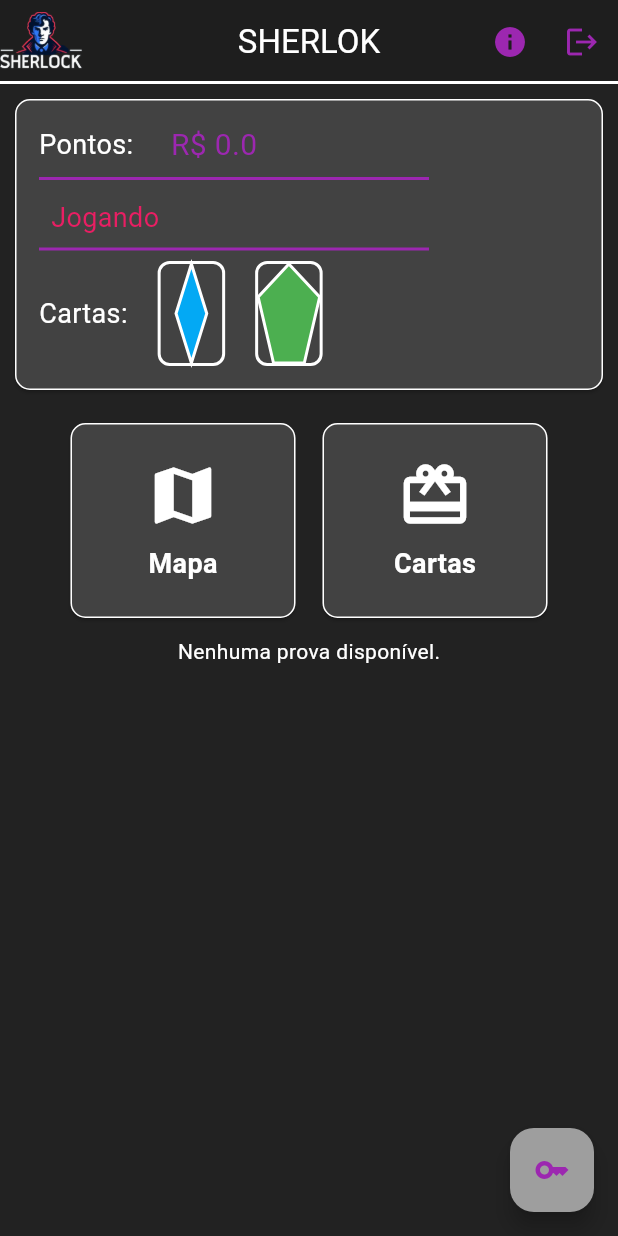
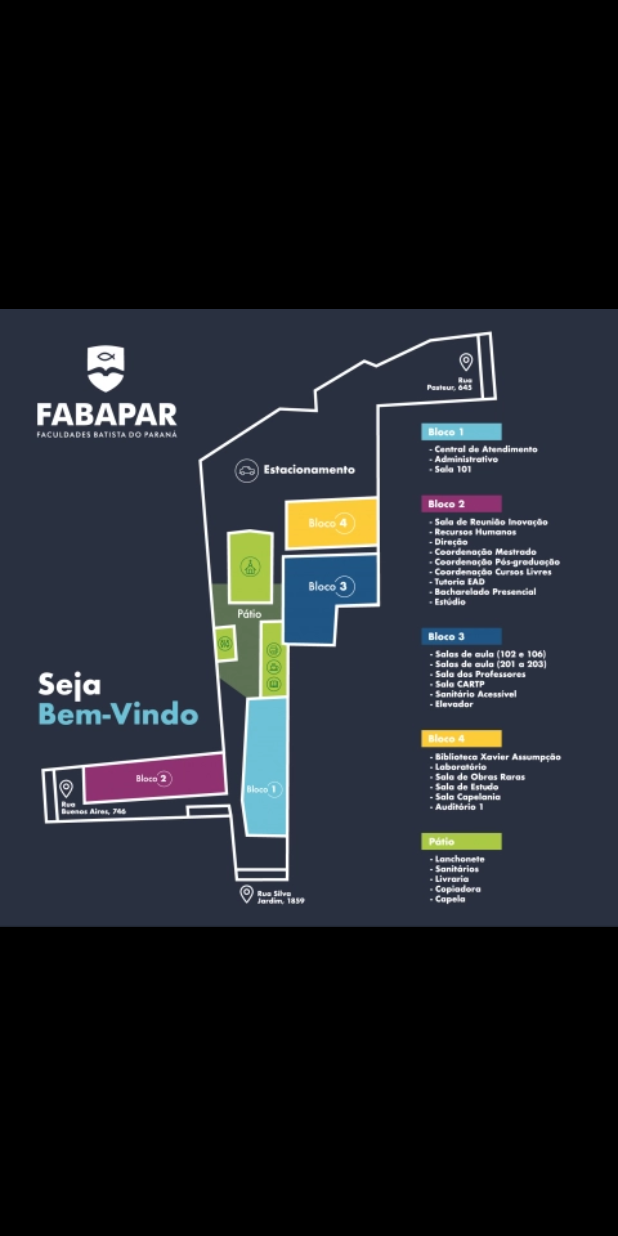
Before and after one commit to Guilfullstack/sherlock, a Flutter app: the HomePage screen opened directly, after a tap on "Mapa", on a phone screen of 412 x 824 dp. Run offline on Flutter 3.47's test engine with Material 3 defaults, Android fonts, the phone set to English and light mode, and no system bars; drawn by our look-alikes of photo_view; our stand-ins replace cloud_firestore, firebase_core, hive, hive_flutter, material_symbols_icons, shared_preferences; accounts and stored records are empty.

Commit message:
variaves para verificar o uso das cartas e se o usuário já logou ajustes na função de exibir mapa

```diff
--- a/lib/model/user_team.dart
+++ b/lib/model/user_team.dart
@@ -1,7 +1,10 @@
 import 'package:cloud_firestore/cloud_firestore.dart';
 import 'package:hive/hive.dart';
+
 import 'package:sherlock/controller/play_controller.dart';
+
 part 'user_team.g.dart'; // Referência para o arquivo gerado
+
 PlayController playController = PlayController();
 
 final userTeamref = FirebaseFirestore.instance
@@ -39,8 +42,17 @@
   @HiveField(8)
   List? listMembers;
 
-  UserTeam({
-    this.id,
+  @HiveField(9) // Novo campo
+  bool? useCardFrezee;
+
+  @HiveField(10) // Novo campo
+  bool? useCardProtect;
+
+  @HiveField(11) // Novo campo
+  bool? isLoged;
+
+  UserTeam(
+      {this.id,
       this.login,
       this.password,
       this.name,
@@ -49,7 +61,9 @@
       this.credit,
       this.listTokenDesbloqued,
       this.listMembers,
-  });
+      this.useCardFrezee,
+      this.useCardProtect,
+      this.isLoged});
 
   factory UserTeam.fromJson(dynamic json) {
     return UserTeam(
@@ -57,12 +71,16 @@
         login: json["login"],
         password: json["password"],
         name: json["name"],
-      date: json["date"] != null ? (json["date"] as Timestamp).toDate() : null,
+        date:
+            json["date"] != null ? (json["date"] as Timestamp).toDate() : null,
         status: playController.statusFromString(json["status"] as String?),
         credit: (json["credit"] as num?)?.toDouble(),
-      listTokenDesbloqued: List<String>.from(json["listTokenDesbloqued"] ?? []),
+        listTokenDesbloqued:
+            List<String>.from(json["listTokenDesbloqued"] ?? []),
         listMembers: List.from(json["listMembers"] ?? []),
-    );
+        useCardFrezee: json["useCardFrezee"],
+        useCardProtect: json["useCardProtect"],
+        isLoged: json["isLoged"]);
   }
 
   dynamic toJson() => {
@@ -71,10 +89,14 @@
         "password": password,
         "name": name,
         "date": date != null ? Timestamp.fromDate(date!) : null,
-        "status": status != null ? playController.statusToString(status!) : null,
+        "status":
+            status != null ? playController.statusToString(status!) : null,
         "credit": credit,
         "listTokenDesbloqued": listTokenDesbloqued,
         "listMembers": listMembers,
+        "useCardFrezee": useCardFrezee,
+        "useCardProtect": useCardProtect,
+        "isLoged": isLoged
       };
 }
 
--- a/lib/view/page/home_page.dart
+++ b/lib/view/page/home_page.dart
@@ -1,6 +1,7 @@
 import 'dart:async';
 import 'package:cloud_firestore/cloud_firestore.dart';
 import 'package:flutter/material.dart';
+import 'package:photo_view/photo_view.dart';
 import 'package:sherlock/controller/play_controller.dart';
 import 'package:sherlock/controller/tools_controller.dart';
 import 'package:sherlock/controller/user_controller.dart';
@@ -10,6 +11,7 @@
 import 'package:sherlock/view/widgets/card_funtions.dart';
 import 'package:sherlock/view/widgets/card_panel_info.dart';
 import 'package:sherlock/view/widgets/card_panel_stages.dart';
+import 'package:material_symbols_icons/symbols.dart';
 
 class HomePage extends StatefulWidget {
   const HomePage({super.key});
@@ -110,7 +112,7 @@
 
   void execultCode(String token) async {
     List<Stage> listStage = await playController.getStageListFromHive();
-    UserTeam? userTeam=UserTeam();
+    UserTeam? userTeam = UserTeam();
     for (var stage in listStage) {
       if (stage.token == token) {
         // Verifica se o token já está na lista
@@ -131,7 +133,7 @@
                   "Prova ${stage.description} de token $token foi desbloqueada, pela equipe ${currentUser!.name}"));
 
           setState(() {
-            listTokenDesbloqued=userTeam!.listTokenDesbloqued;
+            listTokenDesbloqued = userTeam!.listTokenDesbloqued;
           });
 
           ToolsController.scafoldMensage(
@@ -142,6 +144,21 @@
     }
 
     ToolsController.scafoldMensage(context, Colors.red, 'Código inválido!');
+  }
+
+  void showFullScreenImage(BuildContext context, String imagePath) {
+    Navigator.push(
+      context,
+      MaterialPageRoute(
+        builder: (context) => Scaffold(
+          body: PhotoView(
+            imageProvider: AssetImage(imagePath),
+            minScale: PhotoViewComputedScale.contained,
+            maxScale: PhotoViewComputedScale.covered * 2,
+          ),
+        ),
+      ),
+    );
   }
 
   @override
@@ -190,6 +207,8 @@
                   ? CardPanelInfo(
                       credit: currentUser!.credit ?? 0,
                       status: currentUser?.status ?? Status.Jogando,
+                      useCardFrezee: true,
+                      useCardProtect: true,
                     )
                   : const CircularProgressIndicator(),
               //const SizedBox(height: 10),
@@ -198,14 +217,17 @@
                 child: Row(
                   mainAxisAlignment: MainAxisAlignment.center,
                   children: [
-                    CardFuntions(icon: Icons.map, nome: 'Mapa', onTap: () {}),
+                    CardFuntions(
+                        icon: Symbols.map,
+                        nome: 'Mapa',
+                        onTap: () {
+                          showFullScreenImage(context, 'images/mapa.png');
+                        }),
                     const SizedBox(
-                      width: 10,
+                      width: 20,
                     ),
                     CardFuntions(
-                        icon: Icons.card_giftcard,
-                        nome: 'Cartas',
-                        onTap: () {}),
+                        icon: Symbols.poker_chip, nome: 'Cartas', onTap: () {}),
                   ],
                 ),
               ),
--- a/lib/view/widgets/card_funtions.dart
+++ b/lib/view/widgets/card_funtions.dart
@@ -1,16 +1,15 @@
 import 'package:flutter/material.dart';
-
 class CardFuntions extends StatelessWidget {
   final IconData icon;
   final String nome;
   final VoidCallback onTap;
 
   const CardFuntions({
-    Key? key,
+    super.key,
     required this.icon,
     required this.nome,
     required this.onTap,
-  }) : super(key: key);
+  });
 
   @override
   Widget build(BuildContext context) {
@@ -19,7 +18,7 @@
       splashColor: Colors.white.withOpacity(0.5), // Cor do splash
       borderRadius: BorderRadius.circular(10.0),
       child: Card(
-        color: Colors.grey[800],
+        color: Colors.black12,
         shape: RoundedRectangleBorder(
           borderRadius: BorderRadius.circular(10.0),
           side: const BorderSide(
@@ -28,17 +27,18 @@
           ),
         ),
         child: SizedBox(
-          height: 130,
-          width: 150,
+          height: 100,
+          width: 120,
           child: Center(
             child: Column(
               mainAxisSize: MainAxisSize.min,
               children: [
-                Icon(
-                  icon,
-                  size: 50,
-                  color: Colors.white,
-                ),
+               Icon(
+                icon,
+              size: 50,
+              color: Colors.red,
+            ),
+
                 const SizedBox(height: 8),
                 Text(
                   nome,
--- a/lib/view/widgets/card_panel_info.dart
+++ b/lib/view/widgets/card_panel_info.dart
@@ -1,19 +1,23 @@
 // ignore_for_file: public_member_api_docs, sort_constructors_first
 import 'package:flutter/material.dart';
+
 import 'package:sherlock/controller/play_controller.dart';
-
 import 'package:sherlock/model/user_team.dart';
 import 'package:sherlock/view/widgets/card_play.dart';
 
 class CardPanelInfo extends StatefulWidget {
   final double credit;
   final Status status;
+  final bool useCardFrezee;
+  final bool useCardProtect;
 
   CardPanelInfo({
-    Key? key,
+    super.key,
     required this.credit,
     required this.status,
-  }) : super(key: key);
+    required this.useCardFrezee,
+    required this.useCardProtect,
+  });
   @override
   State<CardPanelInfo> createState() => _CardPanelInfoState();
 }
@@ -23,14 +27,14 @@
   @override
   Widget build(BuildContext context) {
     return Card(
-      color: Colors.grey[800],
+      color: Colors.black12,
       shape: RoundedRectangleBorder(
         side: const BorderSide(color: Colors.white),
         borderRadius: BorderRadius.circular(10),
       ),
       margin: const EdgeInsets.only(left: 10, right: 10, top: 10, bottom: 10),
       child: Padding(
-        padding: EdgeInsets.all(16.0),
+        padding: const EdgeInsets.all(16.0),
         child: Column(
           mainAxisSize: MainAxisSize.min,
           children: <Widget>[
@@ -62,11 +66,28 @@
             Row(
               mainAxisAlignment: MainAxisAlignment.start,
               children: [
-                const SizedBox(width: 8),
-                Text(
-                  '${playController.statusToString(widget.status)}',
-                  style: TextStyle(color: Colors.pink, fontSize: 18),
-                ),
+                Text.rich(
+                  TextSpan(
+                    text: 'Status: ', // Texto comum, sem cor específica
+                    style: const TextStyle(
+                        color: Colors.white,
+                        fontSize: 18), // Estilo do texto padrão
+                    children: [
+                      TextSpan(
+                        text: playController.statusToString(
+                            widget.status), // Apenas a variável status
+                        style: widget.status == Status.Jogando
+                            ? const TextStyle(
+                                color: Colors.yellow, fontSize: 18)
+                            : widget.status == Status.Congelado
+                                ? const TextStyle(
+                                    color: Colors.blue, fontSize: 18)
+                                : const TextStyle(
+                                    color: Colors.green, fontSize: 18),
+                      ),
+                    ],
+                  ),
+                )
               ],
             ),
             const Padding(
@@ -77,23 +98,23 @@
                 //height: 30,
               ),
             ),
-            const Row(
+            Row(
               mainAxisAlignment: MainAxisAlignment.start,
               children: [
-                Text(
+                const Text(
                   'Cartas:',
                   style: TextStyle(color: Colors.white, fontSize: 18),
                 ),
-                SizedBox(width: 20),
+                const SizedBox(width: 20),
                 CardPlay(
-                    src: 'images/logo.png',
+                    src: 'images/congelar.png',
                     tipo: CartaTipo.congelar,
-                    isUsed: true),
-                SizedBox(width: 20),
+                    isUsed: widget.useCardFrezee),
+                const SizedBox(width: 20),
                 CardPlay(
-                    src: 'images/logo.png',
+                    src: 'images/escudo.png',
                     tipo: CartaTipo.escudo,
-                    isUsed: true),
+                    isUsed: widget.useCardProtect),
               ],
             ),
           ],
--- a/lib/view/widgets/card_panel_stages.dart
+++ b/lib/view/widgets/card_panel_stages.dart
@@ -41,7 +41,7 @@
           margin: const EdgeInsets.symmetric(horizontal: 20, vertical: 10),
           padding: const EdgeInsets.all(10),
           decoration: BoxDecoration(
-            color: Colors.grey[800],
+            color: Colors.black12,
             borderRadius: BorderRadius.circular(10),
             border: Border.all(
               color: Colors.white,
--- a/lib/view/widgets/card_play.dart
+++ b/lib/view/widgets/card_play.dart
@@ -21,30 +21,15 @@
       decoration: BoxDecoration(
         border: Border.all(
           color: Colors.white, // Cor da borda
-          width: 2.0, // Largura da borda
+          width: 1.0, // Largura da borda
         ),
-        borderRadius: BorderRadius.circular(8.0), // Bordas arredondadas
+        //borderRadius: BorderRadius.circular(5.0), // Bordas arredondadas
       ),
       child: isUsed
-          ? CustomPaint(
-              size: const Size(100, 100),
-              painter: tipo == CartaTipo.escudo
-                  ? EscudoPainter()
-                  : CongelarPainter(),
-            )
-
-          /*Column(
-              mainAxisAlignment: MainAxisAlignment.center,
-              children: [
-
-                Image.asset(
-                  src,
-                  width: 44,
-                  height: 70,
-                  fit: BoxFit.cover,
-                ),
-              ],
-            )*/
+          ?Image.asset(
+            src,
+            fit: BoxFit.cover,
+          )
           : const Center(
               child: Icon(
                 Icons.add,
@@ -55,56 +40,3 @@
     );
   }
 }
-
-class EscudoPainter extends CustomPainter {
-  @override
-  void paint(Canvas canvas, Size size) {
-    final paint = Paint()
-      ..color = Colors.green
-      ..style = PaintingStyle.fill;
-
-    final path = Path()
-      ..moveTo(size.width / 2, 0)
-      ..lineTo(size.width, size.height / 3)
-      ..lineTo(size.width * 3 / 4, size.height)
-      ..lineTo(size.width / 4, size.height)
-      ..lineTo(0, size.height / 3)
-      ..close();
-
-    canvas.drawPath(path, paint);
-
-    paint.color = Colors.white;
-    paint.style = PaintingStyle.stroke;
-    paint.strokeWidth = 2.0;
-    canvas.drawPath(path, paint);
-  }
-
-  @override
-  bool shouldRepaint(covariant CustomPainter oldDelegate) => false;
-}
-
-class CongelarPainter extends CustomPainter {
-  @override
-  void paint(Canvas canvas, Size size) {
-    final paint = Paint()
-      ..color = Colors.lightBlue
-      ..style = PaintingStyle.fill;
-
-    final path = Path()
-      ..moveTo(size.width / 2, 0)
-      ..lineTo(size.width * 3 / 4, size.height / 2)
-      ..lineTo(size.width / 2, size.height)
-      ..lineTo(size.width / 4, size.height / 2)
-      ..close();
-
-    canvas.drawPath(path, paint);
-
-    paint.color = Colors.white;
-    paint.style = PaintingStyle.stroke;
-    paint.strokeWidth = 2.0;
-    canvas.drawPath(path, paint);
-  }
-
-  @override
-  bool shouldRepaint(covariant CustomPainter oldDelegate) => false;
-}
--- a/lib/view/widgets/card_stage.dart
+++ b/lib/view/widgets/card_stage.dart
@@ -73,7 +73,7 @@
         margin: const EdgeInsets.all(8),
         padding: const EdgeInsets.all(12),
         decoration: BoxDecoration(
-          color: Colors.grey[800],
+          color: Colors.black38,
           borderRadius: BorderRadius.circular(10),
           border: Border.all(
             color: Colors.white,
--- a/pubspec.yaml
+++ b/pubspec.yaml
@@ -42,7 +42,8 @@
   hive_flutter: ^1.1.0
   path_provider: ^2.1.3
   intl: ^0.19.0
-
+  material_symbols_icons: ^4.2785.1
+  photo_view: ^0.14.0
 dev_dependencies:
   flutter_test:
     sdk: flutter
```
Also changed, not shown: lib/controller/user_controller.dart (+10 -1 lines), images/congelar.png (added), images/escudo.png (added), images/mapa.png (added), lib/model/user_team.g.dart, pubspec.lock. Lines whose indentation alone changed are shown as unchanged.
